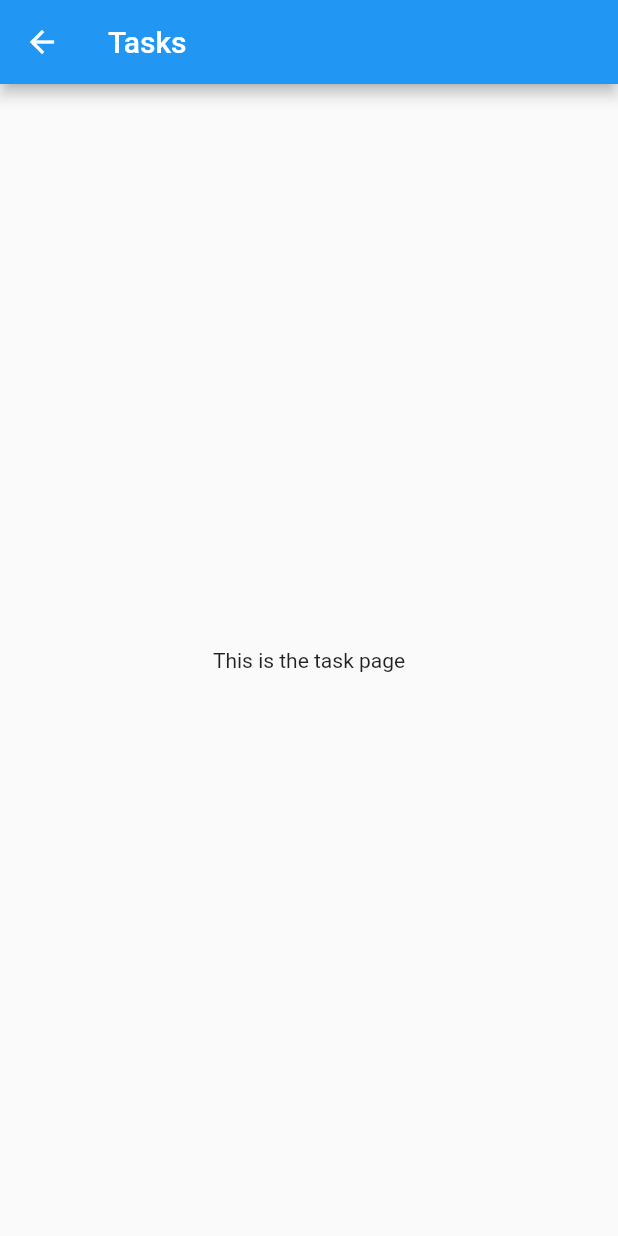
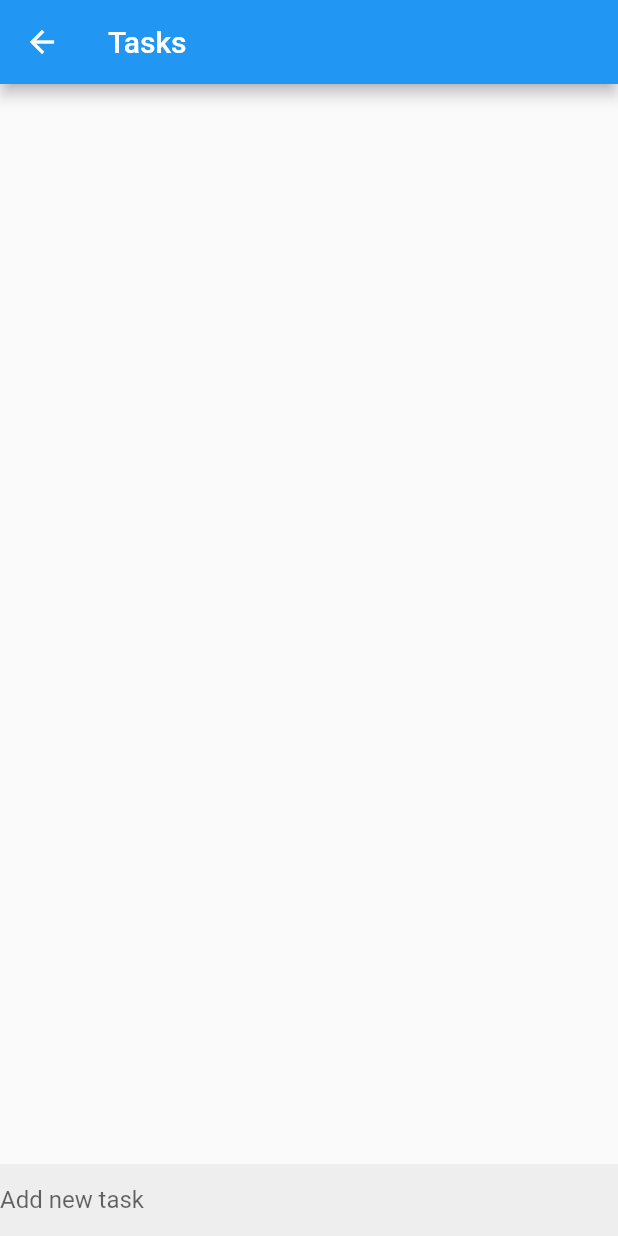
Before and after one commit to cosmin-oros/TimeWellSpent, a Flutter app: the TaskPage screen opened by its route, on a phone screen of 412 x 824 dp. Run offline on Flutter 3.47's test engine with Material 2 defaults, Android fonts, the phone set to English and light mode, and no system bars.

Commit message:
tasks init

```diff
--- a/lib/task_page.dart
+++ b/lib/task_page.dart
@@ -1,7 +1,22 @@
 import 'package:flutter/material.dart';
 
-class TaskPage extends StatelessWidget {
+class TaskPage extends StatefulWidget {
   const TaskPage({super.key});
+
+  @override
+  _TaskPageState createState() => _TaskPageState();
+}
+
+class _TaskPageState extends State<TaskPage> {
+  List<String> tasks = [];
+  List<bool> completedTasks = [];
+
+  void _deleteTask(int index) {
+    setState(() {
+      tasks.removeAt(index);
+      completedTasks.removeAt(index);
+    });
+  }
 
   @override
   Widget build(BuildContext context) {
@@ -9,8 +24,43 @@ class TaskPage extends StatelessWidget {
       appBar: AppBar(
         title: const Text('Tasks'),
       ),
-      body: const Center(
-        child: Text('This is the task page'),
+      body: Column(
+        children: <Widget>[
+          Expanded(
+            child: ListView.builder(
+              itemCount: tasks.length,
+              itemBuilder: (BuildContext context, int index) {
+                return ListTile(
+                  title: Text(tasks[index]),
+                  trailing: Checkbox(
+                    value: completedTasks[index],
+                    onChanged: (bool? value) {
+                      setState(() {
+                        completedTasks[index] = value ?? false;
+                      });
+                    },
+                  ),
+                  onLongPress: () => _deleteTask(index),
+                );
+              },
+            ),
+          ),
+          Container(
+            color: Colors.grey[200],
+            child: TextField(
+              decoration: const InputDecoration(
+                hintText: 'Add new task',
+                border: InputBorder.none,
+              ),
+              onSubmitted: (String value) {
+                setState(() {
+                  tasks.add(value);
+                  completedTasks.add(false);
+                });
+              },
+            ),
+          ),
+        ],
       ),
     );
   }
```
